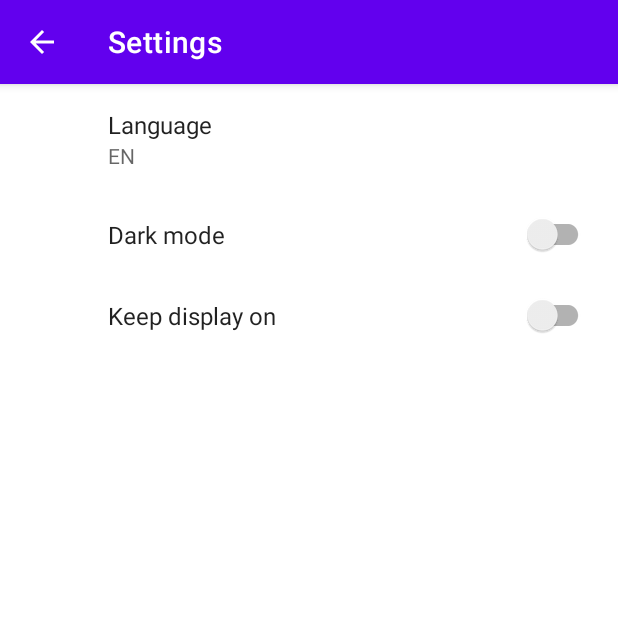
After one commit to geislerovamarie/SpravaNot, an Android app: the SettingsActivity screen opened directly, with no data from a screen before it, on a phone screen of 412 x 824 dp, the top half of it. The commit adds this screen. Run offline under Robolectric (Android 15) with nearby library versions, the phone set to English and light mode, and no system bars; our stand-ins replace androidx.preference.

Commit message:
Settings added

```diff
--- a/app/build.gradle
+++ b/app/build.gradle
@@ -40,6 +40,7 @@ dependencies {
     implementation 'androidx.lifecycle:lifecycle-viewmodel-ktx:2.4.1'
     implementation 'androidx.navigation:navigation-fragment:2.5.3'
     implementation 'androidx.navigation:navigation-ui:2.5.3'
+    implementation 'androidx.preference:preference:1.2.0'
     testImplementation 'junit:junit:4.13.2'
     androidTestImplementation 'androidx.test.ext:junit:1.1.5'
     androidTestImplementation 'androidx.test.espresso:espresso-core:3.5.1'
--- a/app/src/main/AndroidManifest.xml
+++ b/app/src/main/AndroidManifest.xml
@@ -12,6 +12,11 @@
         android:theme="@style/Theme.SpravaNot"
         tools:targetApi="31">
         <activity
+            android:name=".SettingsActivity"
+            android:exported="false"
+            android:label="@string/title_settings"
+            android:parentActivityName=".MainActivity"/>
+        <activity
             android:name=".MainActivity"
             android:exported="true"
             android:label="@string/app_name">
--- /dev/null
+++ b/app/src/main/java/com/example/spravanot/SettingsActivity.java
@@ -0,0 +1,33 @@
+package com.example.spravanot;
+
+import android.os.Bundle;
+
+import androidx.appcompat.app.ActionBar;
+import androidx.appcompat.app.AppCompatActivity;
+import androidx.preference.PreferenceFragmentCompat;
+
+public class SettingsActivity extends AppCompatActivity {
+
+    @Override
+    protected void onCreate(Bundle savedInstanceState) {
+        super.onCreate(savedInstanceState);
+        setContentView(R.layout.settings_activity);
+        if (savedInstanceState == null) {
+            getSupportFragmentManager()
+                    .beginTransaction()
+                    .replace(R.id.settings, new SettingsFragment())
+                    .commit();
+        }
+        ActionBar actionBar = getSupportActionBar();
+        if (actionBar != null) {
+            actionBar.setDisplayHomeAsUpEnabled(true);
+        }
+    }
+
+    public static class SettingsFragment extends PreferenceFragmentCompat {
+        @Override
+        public void onCreatePreferences(Bundle savedInstanceState, String rootKey) {
+            setPreferencesFromResource(R.xml.root_preferences, rootKey);
+        }
+    }
+}
--- /dev/null
+++ b/app/src/main/res/layout/settings_activity.xml
@@ -0,0 +1,9 @@
+<LinearLayout xmlns:android="http://schemas.android.com/apk/res/android"
+    android:layout_width="match_parent"
+    android:layout_height="match_parent">
+
+    <FrameLayout
+        android:id="@+id/settings"
+        android:layout_width="match_parent"
+        android:layout_height="match_parent" />
+</LinearLayout>
--- /dev/null
+++ b/app/src/main/res/values/arrays.xml
@@ -0,0 +1,12 @@
+<resources>
+    <!-- Languages -->
+    <string-array name="language_entries">
+        <item>CZ</item>
+        <item>EN</item>
+    </string-array>
+
+    <string-array name="language_values">
+        <item>cz</item>
+        <item>en</item>
+    </string-array>
+</resources>
--- a/app/src/main/res/values/strings.xml
+++ b/app/src/main/res/values/strings.xml
@@ -3,4 +3,12 @@
     <string name="title_home">Home</string>
     <string name="title_sheets">Sheets</string>
     <string name="title_setlists">Setlists</string>
+
+    <!-- Settings -->
+    <string name="language">Language</string>
+    <string name="dark_mode">Dark mode</string>
+    <string name="display_sleep">Keep display on</string>
+    <string name="title_settings">Settings</string>
+    <string name="start_settings">Start settings</string>
+    <string name="display_explanation">The display won\'t turn off</string>
 </resources>
--- /dev/null
+++ b/app/src/main/res/xml/root_preferences.xml
@@ -0,0 +1,23 @@
+<PreferenceScreen xmlns:app="http://schemas.android.com/apk/res-auto">
+
+    <ListPreference
+        app:defaultValue="en"
+        app:entries="@array/language_entries"
+        app:entryValues="@array/language_values"
+        app:key="language"
+        app:title="@string/language"
+        app:useSimpleSummaryProvider="true" />
+
+    <SwitchPreferenceCompat
+        app:key="dark_mode"
+        app:title="@string/dark_mode" />
+
+    <SwitchPreferenceCompat
+
+        app:key="display_on_off"
+        app:summaryOff=""
+        app:summaryOn="@string/display_explanation"
+        app:title="@string/display_sleep" />
+
+
+</PreferenceScreen>
```
Also changed, not shown: app/src/main/java/com/example/spravanot/MainActivity.java (+21 -0 lines), app/src/main/res/menu/settings_menu.xml (added, +11 -0 lines), 1 other file.
